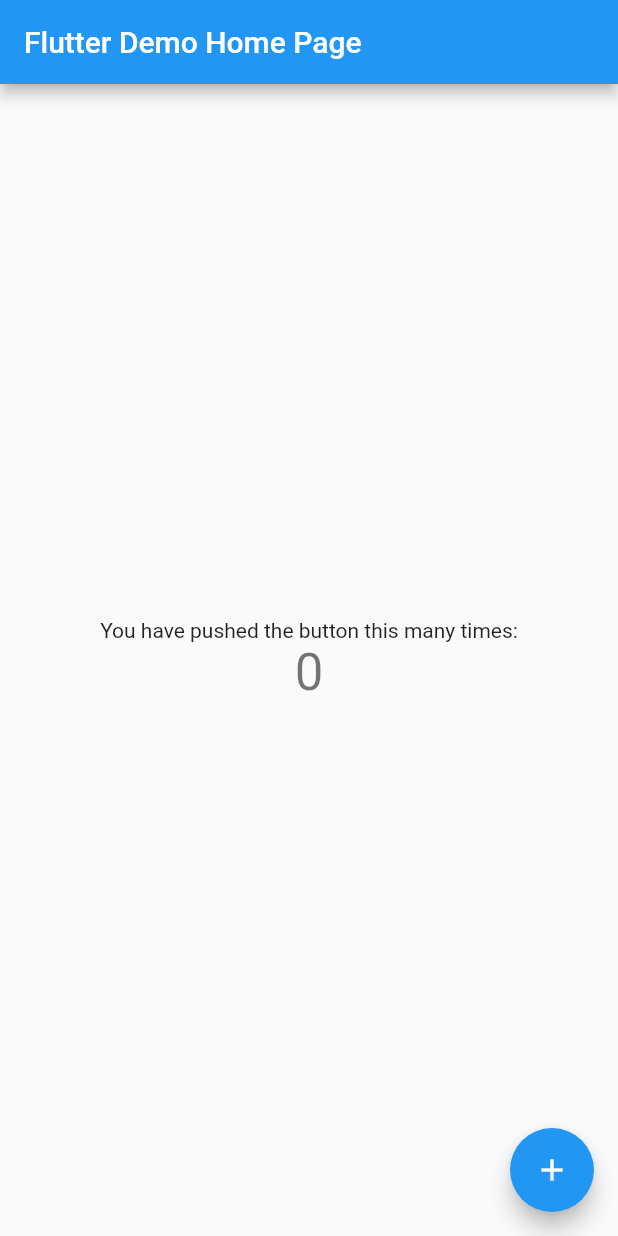
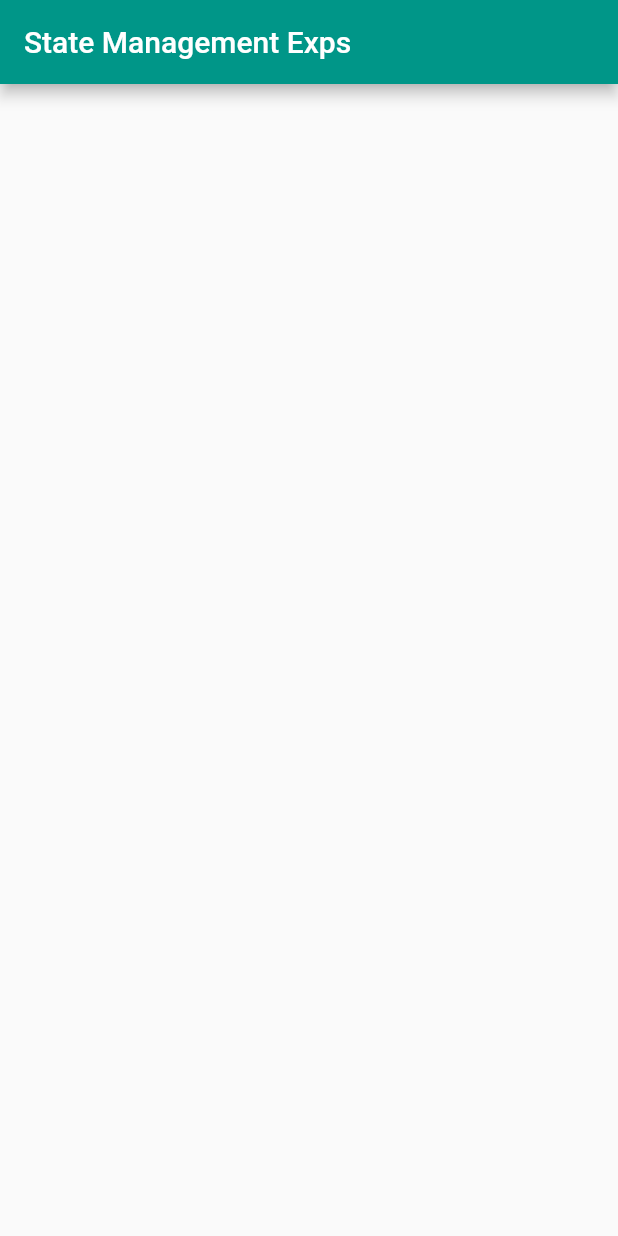
Before and after one commit to raveesh-me/state_management_experiments, a Flutter app: the screen it shows after launch, on a phone screen of 412 x 824 dp. Run offline on Flutter 3.47's test engine with Material 2 defaults, Android fonts, the phone set to English and light mode, and no system bars.

Commit message:
implements home screen

```diff
--- a/lib/main.dart
+++ b/lib/main.dart
@@ -1,111 +1,34 @@
+import 'package:flutter/cupertino.dart';
 import 'package:flutter/material.dart';
 
-void main() => runApp(MyApp());
+main() {
+  runApp(MyApp());
+}
 
 class MyApp extends StatelessWidget {
-  // This widget is the root of your application.
   @override
   Widget build(BuildContext context) {
     return MaterialApp(
-      title: 'Flutter Demo',
       theme: ThemeData(
-        // This is the theme of your application.
-        //
-        // Try running your application with "flutter run". You'll see the
-        // application has a blue toolbar. Then, without quitting the app, try
-        // changing the primarySwatch below to Colors.green and then invoke
-        // "hot reload" (press "r" in the console where you ran "flutter run",
-        // or simply save your changes to "hot reload" in a Flutter IDE).
-        // Notice that the counter didn't reset back to zero; the application
-        // is not restarted.
-        primarySwatch: Colors.blue,
+        primarySwatch: Colors.teal,
       ),
-      home: MyHomePage(title: 'Flutter Demo Home Page'),
+      initialRoute: '/',
+      routes: {
+        '/': (_) => HomeScreen(),
+      },
     );
   }
 }
 
-class MyHomePage extends StatefulWidget {
-  MyHomePage({Key key, this.title}) : super(key: key);
-
-  // This widget is the home page of your application. It is stateful, meaning
-  // that it has a State object (defined below) that contains fields that affect
-  // how it looks.
-
-  // This class is the configuration for the state. It holds the values (in this
-  // case the title) provided by the parent (in this case the App widget) and
-  // used by the build method of the State. Fields in a Widget subclass are
-  // always marked "final".
-
-  final String title;
-
-  @override
-  _MyHomePageState createState() => _MyHomePageState();
-}
-
-class _MyHomePageState extends State<MyHomePage> {
-  int _counter = 0;
-
-  void _incrementCounter() {
-    setState(() {
-      // This call to setState tells the Flutter framework that something has
-      // changed in this State, which causes it to rerun the build method below
-      // so that the display can reflect the updated values. If we changed
-      // _counter without calling setState(), then the build method would not be
-      // called again, and so nothing would appear to happen.
-      _counter++;
-    });
-  }
-
+class HomeScreen extends StatelessWidget {
   @override
   Widget build(BuildContext context) {
-    // This method is rerun every time setState is called, for instance as done
-    // by the _incrementCounter method above.
-    //
-    // The Flutter framework has been optimized to make rerunning build methods
-    // fast, so that you can just rebuild anything that needs updating rather
-    // than having to individually change instances of widgets.
     return Scaffold(
       appBar: AppBar(
-        // Here we take the value from the MyHomePage object that was created by
-        // the App.build method, and use it to set our appbar title.
-        title: Text(widget.title),
-      ),
-      body: Center(
-        // Center is a layout widget. It takes a single child and positions it
-        // in the middle of the parent.
-        child: Column(
-          // Column is also a layout widget. It takes a list of children and
-          // arranges them vertically. By default, it sizes itself to fit its
-          // children horizontally, and tries to be as tall as its parent.
-          //
-          // Invoke "debug painting" (press "p" in the console, choose the
-          // "Toggle Debug Paint" action from the Flutter Inspector in Android
-          // Studio, or the "Toggle Debug Paint" command in Visual Studio Code)
-          // to see the wireframe for each widget.
-          //
-          // Column has various properties to control how it sizes itself and
-          // how it positions its children. Here we use mainAxisAlignment to
-          // center the children vertically; the main axis here is the vertical
-          // axis because Columns are vertical (the cross axis would be
-          // horizontal).
-          mainAxisAlignment: MainAxisAlignment.center,
-          children: <Widget>[
-            Text(
-              'You have pushed the button this many times:',
-            ),
-            Text(
-              '$_counter',
-              style: Theme.of(context).textTheme.display1,
-            ),
-          ],
+        title: Text(
+          'State Management Exps',
         ),
       ),
-      floatingActionButton: FloatingActionButton(
-        onPressed: _incrementCounter,
-        tooltip: 'Increment',
-        child: Icon(Icons.add),
-      ), // This trailing comma makes auto-formatting nicer for build methods.
     );
   }
 }
```
